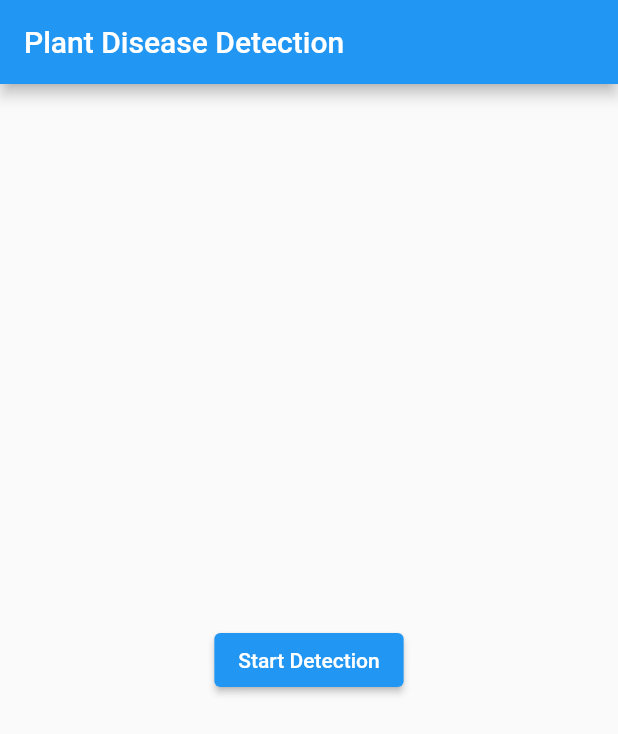
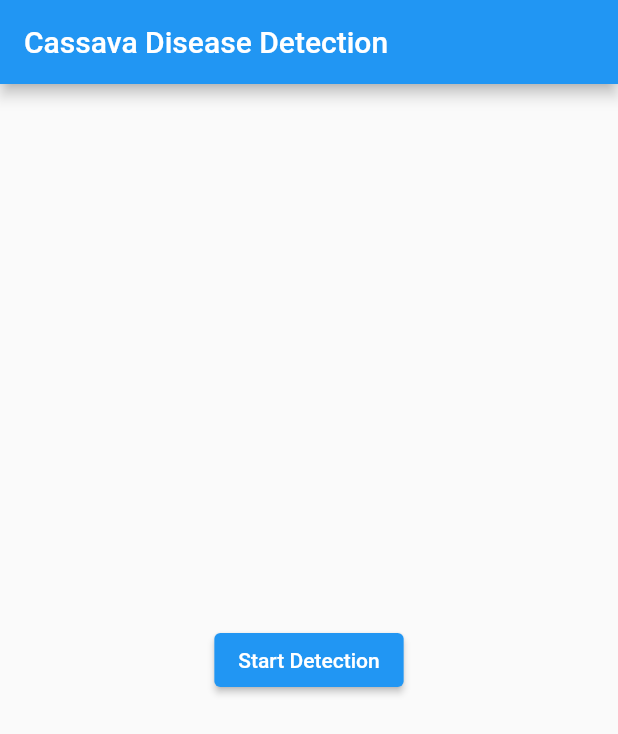
Before and after one commit to cs-onah/cassava_disease_detection, a Flutter app: the screen it shows after launch, after a tap on "Start Detection", on a phone screen of 412 x 824 dp. Shown: the top 734 px of the screen. Run offline on Flutter 3.47's test engine with Material 2 defaults, Android fonts, the light colour scheme and no system bars; our stand-ins replace image_picker, permission_handler; missing offline and left inert: tflite_flutter.

Commit message:
implement UI

```diff
--- a/analysis_options.yaml
+++ b/analysis_options.yaml
@@ -23,6 +23,7 @@ linter:
   # producing the lint.
   rules:
     prefer_const_constructors: false
+    use_build_context_synchronously: false
     # avoid_print: false  # Uncomment to disable the `avoid_print` rule
     # prefer_single_quotes: true  # Uncomment to enable the `prefer_single_quotes` rule
 
--- a/lib/models/model_result.dart
+++ b/lib/models/model_result.dart
@@ -1,8 +1,12 @@
+import 'dart:math';
+
 class ModelResult {
   double mosaic;
   double blight;
   double brownStreak;
   double greenMite;
+
+  double get solution => [mosaic, blight, brownStreak, greenMite].reduce(max);
 
   ModelResult({
     this.mosaic = 0,
--- a/lib/ui/screens/home_page.dart
+++ b/lib/ui/screens/home_page.dart
@@ -3,6 +3,7 @@ import 'dart:io';
 
 import 'package:flutter/material.dart';
 import 'package:image_picker/image_picker.dart';
+import 'package:plant_disease_detection/models/model_result.dart';
 import 'package:plant_disease_detection/services/image_classification_service.dart';
 import 'package:plant_disease_detection/services/image_utility.dart';
 
@@ -15,6 +16,8 @@ class HomePage extends StatefulWidget {
 
 class _HomePageState extends State<HomePage> {
   final imageClassificationHelper = ImageClassificationService();
+  File? file;
+  ModelResult? result;
 
   @override
   void initState() {
@@ -27,25 +30,99 @@ class _HomePageState extends State<HomePage> {
   Widget build(BuildContext context) {
     return Scaffold(
       appBar: AppBar(
-        title: Text("Plant Disease Detection"),
+        title: Text("Cassava Disease Detection"),
       ),
       body: Center(
-        child: ElevatedButton(
-          onPressed: startDetection,
-          child: Text("Start Detection"),
+        child: Column(
+          mainAxisSize: MainAxisSize.min,
+          children: [
+            Row(),
+            if (file != null)
+              Container(
+                margin: EdgeInsets.only(bottom: 20),
+                height: 200,
+                width: 200,
+                decoration: BoxDecoration(
+                  borderRadius: const BorderRadius.all(Radius.circular(16)),
+                  border: Border.all(
+                    color: Theme.of(context).primaryColor,
+                  ),
+                  image: DecorationImage(
+                    image: FileImage(file!),
+                    fit: BoxFit.cover,
+                  ),
+                ),
+              ),
+            if (result != null)
+              Card(
+                shape: RoundedRectangleBorder(
+                  borderRadius: BorderRadius.circular(16),
+                ),
+                elevation: 10,
+                margin: EdgeInsets.all(20),
+                child: Container(
+                  padding: EdgeInsets.all(16),
+                  child: Column(
+                    children: [
+                      Text(
+                        "Image Results",
+                        style: TextStyle(
+                          fontWeight: FontWeight.bold,
+                          fontSize: 18,
+                        ),
+                      ),
+                      const SizedBox(height: 16),
+                      _itemRow("Mosaic", result!.mosaic),
+                      _itemRow("Blight", result!.blight),
+                      _itemRow("Brown Streak", result!.brownStreak),
+                      _itemRow("Green Mite", result!.greenMite),
+                    ],
+                  ),
+                ),
+              ),
+            ElevatedButton(
+              onPressed: startDetection,
+              child: Text("Start Detection"),
+            ),
+          ],
         ),
       ),
     );
   }
 
+  double get solution => result?.solution ?? double.infinity;
+
+  Widget _itemRow(String name, double value) {
+    return Padding(
+      padding: const EdgeInsets.only(bottom: 8.0),
+      child: Row(
+        children: [
+          Text(name),
+          Spacer(),
+          Text(
+            "${(value * 100).toStringAsFixed(2)} %",
+            style: TextStyle(
+              color: value >= solution ? Colors.green[800] : Colors.red[600],
+            ),
+          ),
+        ],
+      ),
+    );
+  }
+
   Future startDetection() async {
-    // pick image
-    File? file = await ImageUtil.pickImage(source: ImageSource.gallery);
+    file = await ImageUtil.pickImage(source: ImageSource.gallery);
     if (file == null) return;
-    final image = await ImageUtil.convertFileToImageData(file);
+    showDialog(
+      context: context,
+      builder: (context) => Center(child: CircularProgressIndicator()),
+    ); // show Loader
+    final image = await ImageUtil.convertFileToImageData(file!);
     if (image == null) return;
-    final classification = await imageClassificationHelper.processImage(image);
-    log(classification.toJson().toString() ?? '');
+    result = await imageClassificationHelper.processImage(image);
+    Navigator.of(context).pop(); // pop Loader
+    log(result?.toJson().toString() ?? '');
+    setState(() {});
   }
 
   @override
```
Lines whose indentation alone changed are shown as unchanged.
